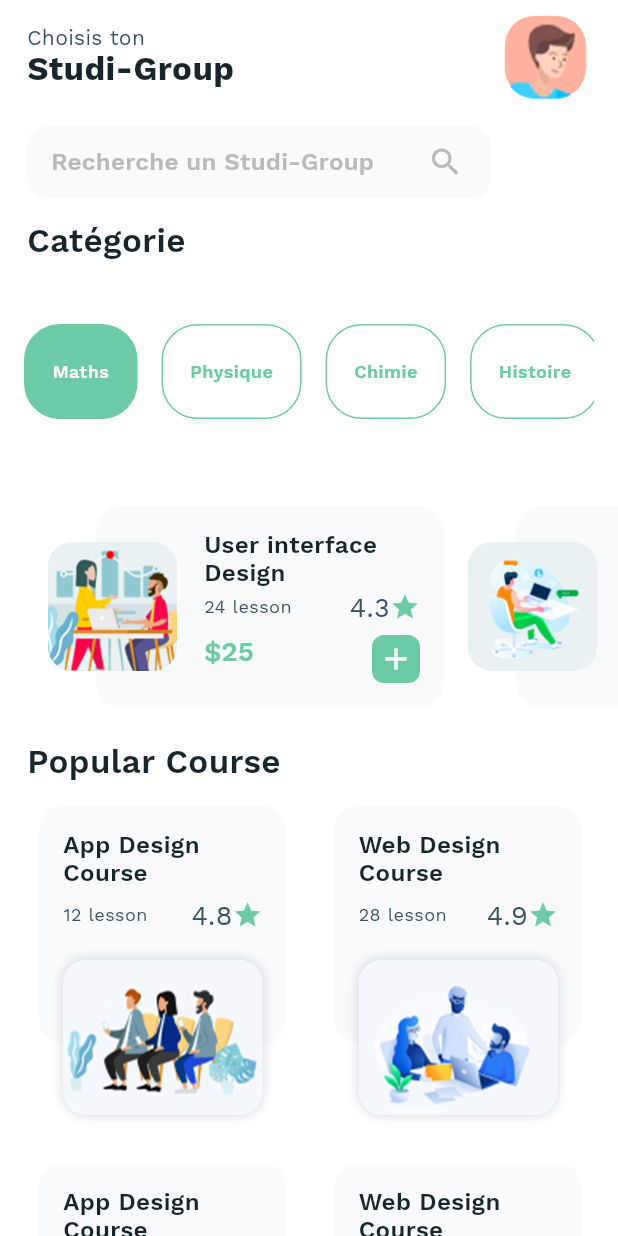
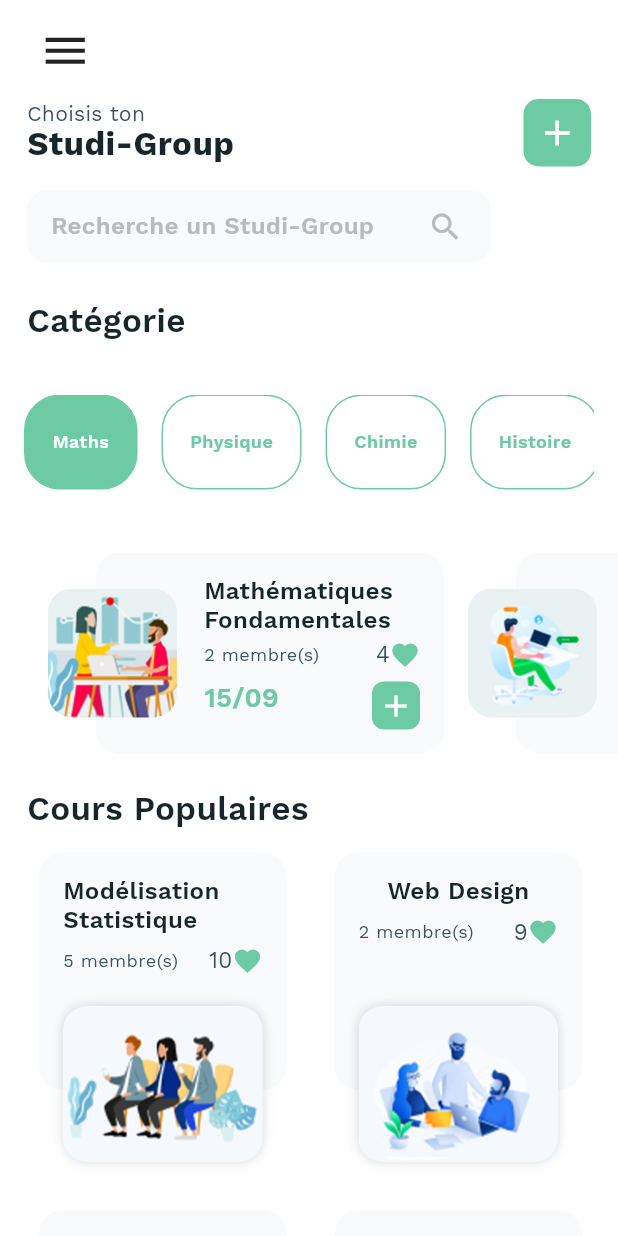
Before and after one commit to Madmax21x/StudiLink, a Flutter app: the screen it shows after launch, on a phone screen of 412 x 824 dp. Run offline on Flutter 3.47's test engine with Material 2 defaults, Android fonts, the light colour scheme and no system bars.

Commit message:
Changements Page d'accueil

```diff
--- a/lib/design_course/category_list_view.dart
+++ b/lib/design_course/category_list_view.dart
@@ -159,7 +159,7 @@ class CategoryView extends StatelessWidget {
                                                   CrossAxisAlignment.center,
                                               children: <Widget>[
                                                 Text(
-                                                  '${category.lessonCount} lesson',
+                                                  '${category.memberCount} membre(s)',
                                                   textAlign: TextAlign.left,
                                                   style: TextStyle(
                                                     fontWeight: FontWeight.w200,
@@ -173,13 +173,13 @@ class CategoryView extends StatelessWidget {
                                                   child: Row(
                                                     children: <Widget>[
                                                       Text(
-                                                        '${category.rating}',
+                                                        '${category.likes}',
                                                         textAlign:
                                                             TextAlign.left,
                                                         style: TextStyle(
                                                           fontWeight:
                                                               FontWeight.w200,
-                                                          fontSize: 18,
+                                                          fontSize: 15,
                                                           letterSpacing: 0.27,
                                                           color:
                                                               DesignCourseAppTheme
@@ -187,7 +187,7 @@ class CategoryView extends StatelessWidget {
                                                         ),
                                                       ),
                                                       Icon(
-                                                        Icons.star,
+                                                        Icons.favorite,
                                                         color:
                                                             DesignCourseAppTheme
                                                                 .nearlyBlue,
@@ -210,7 +210,7 @@ class CategoryView extends StatelessWidget {
                                                   CrossAxisAlignment.start,
                                               children: <Widget>[
                                                 Text(
-                                                  '\$${category.money}',
+                                                  '${category.time}',
                                                   textAlign: TextAlign.left,
                                                   style: TextStyle(
                                                     fontWeight: FontWeight.w600,
--- a/lib/design_course/home_design_course.dart
+++ b/lib/design_course/home_design_course.dart
@@ -66,7 +66,7 @@ class _DesignCourseHomeScreenState extends State<DesignCourseHomeScreen> {
           ),
         ),
         const SizedBox(
-          height: 16,
+          height: 10,
         ),
         Container(
           height: MediaQuery.of(context).size.height * 0.14,
@@ -103,9 +103,6 @@ class _DesignCourseHomeScreenState extends State<DesignCourseHomeScreen> {
             ],
           ),
         ),
-        const SizedBox(
-          height: 16,
-        ),
         CategoryListView(
           callBack: () {
             moveTo();
@@ -123,7 +120,7 @@ class _DesignCourseHomeScreenState extends State<DesignCourseHomeScreen> {
         crossAxisAlignment: CrossAxisAlignment.start,
         children: <Widget>[
           Text(
-            'Popular Course',
+            'Cours Populaires',
             textAlign: TextAlign.left,
             style: TextStyle(
               fontWeight: FontWeight.w600,
@@ -211,7 +208,7 @@ class _DesignCourseHomeScreenState extends State<DesignCourseHomeScreen> {
 
   Widget getSearchBarUI() {
     return Padding(
-      padding: const EdgeInsets.only(top: 8.0, left: 18),
+      padding: const EdgeInsets.only(top: 8.0, left: 18, bottom : 10.0),
       child: Row(
         mainAxisAlignment: MainAxisAlignment.center,
         crossAxisAlignment: CrossAxisAlignment.start,
@@ -284,7 +281,22 @@ class _DesignCourseHomeScreenState extends State<DesignCourseHomeScreen> {
   Widget getAppBarUI() {
     return Padding(
       padding: const EdgeInsets.only(top: 8.0, left: 18, right: 18),
-      child: Row(
+      child:Column(
+        mainAxisAlignment: MainAxisAlignment.end,
+        crossAxisAlignment: CrossAxisAlignment.start,
+        children: <Widget>[
+
+        Padding(
+          padding: EdgeInsets.only(bottom : 10.0 ),
+          child: IconButton(
+          icon:Icon(Icons.menu, size : 35.0),
+          onPressed: () {}
+          ),
+
+        ),
+
+
+        Row(
           children: <Widget>[
             Expanded(
               child: Column(
@@ -315,15 +327,32 @@ class _DesignCourseHomeScreenState extends State<DesignCourseHomeScreen> {
               ),
             ),
             Container(
-            width: 60,
-            height: 60,
-            child: Image.asset('assets/design_course/userImage.png'),
+              width: 45,
+              height: 45,
+              child: Center(
+                child:Ink(
+                  decoration: ShapeDecoration(
+                    color: DesignCourseAppTheme.nearlyBlue,
+                    shape: RoundedRectangleBorder(
+                      borderRadius: BorderRadius.circular(10.0)),
+                    ),
+                  child: IconButton(
+                    icon: Icon(Icons.add, size: 28.0),
+                    color: Colors.white,
+                    tooltip: 'Propose un Studi-Group',
+                    onPressed: () {},
+                  ),
+                ))
             )
           ],
         ),
+      ],)
     );
   }
 }
+
+// Liste des catégories à mettre à jour
+// aussi mettre à jour dans getcategoryUI() et getbuttonUI()
 
 enum CategoryType {
   maths,
--- a/lib/design_course/models/category.dart
+++ b/lib/design_course/models/category.dart
@@ -2,76 +2,76 @@ class Category {
   Category({
     this.title = '',
     this.imagePath = '',
-    this.lessonCount = 0,
-    this.money = 0,
-    this.rating = 0.0,
+    this.memberCount = 0,
+    this.time = '',
+    this.likes = 0,
   });
 
   String title;
-  int lessonCount;
-  int money;
-  double rating;
+  int memberCount;
+  String time;
+  int likes;
   String imagePath;
 
   static List<Category> categoryList = <Category>[
     Category(
       imagePath: 'assets/design_course/interFace1.png',
+      title: 'Mathématiques Fondamentales',
+      memberCount: 2,
+      time: '15/09',
+      likes: 4,
+    ),
+    Category(
+      imagePath: 'assets/design_course/interFace2.png',
+      title: 'Séries Chronologiques',
+      memberCount: 4,
+      time: '15/09',
+      likes: 5,
+    ),
+    Category(
+      imagePath: 'assets/design_course/interFace1.png',
       title: 'User interface Design',
-      lessonCount: 24,
-      money: 25,
-      rating: 4.3,
+      memberCount: 5,
+      time: '15/09',
+      likes: 3,
     ),
     Category(
       imagePath: 'assets/design_course/interFace2.png',
       title: 'User interface Design',
-      lessonCount: 22,
-      money: 18,
-      rating: 4.6,
-    ),
-    Category(
-      imagePath: 'assets/design_course/interFace1.png',
-      title: 'User interface Design',
-      lessonCount: 24,
-      money: 25,
-      rating: 4.3,
-    ),
-    Category(
-      imagePath: 'assets/design_course/interFace2.png',
-      title: 'User interface Design',
-      lessonCount: 22,
-      money: 18,
-      rating: 4.6,
+      memberCount: 5,
+      time: '15/09',
+      likes: 6,
     ),
   ];
 
   static List<Category> popularCourseList = <Category>[
     Category(
       imagePath: 'assets/design_course/interFace3.png',
+      title: 'Modélisation Statistique',
+      memberCount: 5,
+      time: '15/09',
+      likes: 10,
+    ),
+    Category(
+      imagePath: 'assets/design_course/interFace4.png',
+      title: 'Web Design',
+      memberCount: 2,
+      time: '15/09',
+      likes: 9,
+    ),
+    Category(
+      imagePath: 'assets/design_course/interFace3.png',
       title: 'App Design Course',
-      lessonCount: 12,
-      money: 25,
-      rating: 4.8,
+      memberCount: 3,
+      time: '15/09',
+      likes: 8,
     ),
     Category(
       imagePath: 'assets/design_course/interFace4.png',
       title: 'Web Design Course',
-      lessonCount: 28,
-      money: 208,
-      rating: 4.9,
-    ),
-    Category(
-      imagePath: 'assets/design_course/interFace3.png',
-      title: 'App Design Course',
-      lessonCount: 12,
-      money: 25,
-      rating: 4.8,
-    ),
-    Category(
-      imagePath: 'assets/design_course/interFace4.png',
-      title: 'Web Design Course',
-      lessonCount: 28,
-      money: 208,
-      rating: 4.9,
+      memberCount: 4,
+      time: '15/09',
+      likes: 7,
     ),
   ];
 }
--- a/lib/design_course/popular_course_list_view.dart
+++ b/lib/design_course/popular_course_list_view.dart
@@ -158,7 +158,7 @@ class CategoryView extends StatelessWidget {
                                                   CrossAxisAlignment.center,
                                               children: <Widget>[
                                                 Text(
-                                                  '${category.lessonCount} lesson',
+                                                  '${category.memberCount} membre(s)',
                                                   textAlign: TextAlign.left,
                                                   style: TextStyle(
                                                     fontWeight: FontWeight.w200,
@@ -172,13 +172,13 @@ class CategoryView extends StatelessWidget {
                                                   child: Row(
                                                     children: <Widget>[
                                                       Text(
-                                                        '${category.rating}',
+                                                        '${category.likes}',
                                                         textAlign:
                                                             TextAlign.left,
                                                         style: TextStyle(
                                                           fontWeight:
                                                               FontWeight.w200,
-                                                          fontSize: 18,
+                                                          fontSize: 15,
                                                           letterSpacing: 0.27,
                                                           color:
                                                               DesignCourseAppTheme
@@ -186,7 +186,7 @@ class CategoryView extends StatelessWidget {
                                                         ),
                                                       ),
                                                       Icon(
-                                                        Icons.star,
+                                                        Icons.favorite,
                                                         color:
                                                             DesignCourseAppTheme
                                                                 .nearlyBlue,
```
Lines whose indentation alone changed are shown as unchanged.
